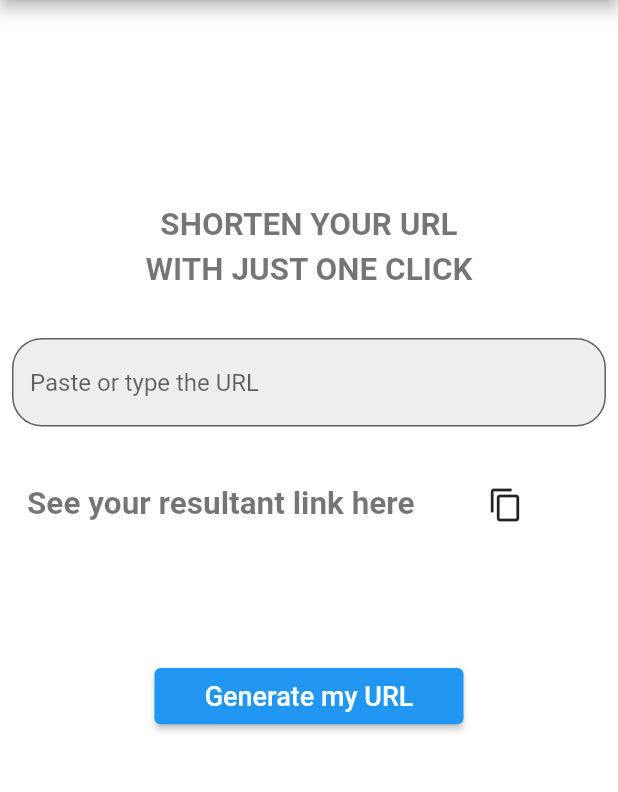
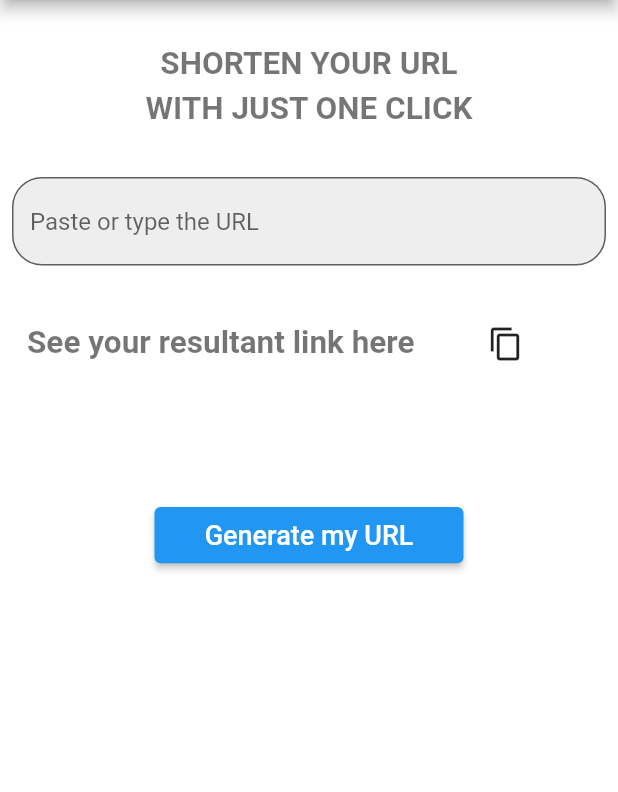
Before and after one commit to abhinavanRoy/flutter-url-shortner, a Flutter app: the screen it shows after launch, on a phone screen of 412 x 824 dp, the part 84-876 px from its top. Run offline on Flutter 3.47's test engine with Material 2 defaults, Android fonts, the phone set to English and light mode, and no system bars.

Commit message:
Updated UI

```diff
--- a/lib/Screens/HomePage.dart
+++ b/lib/Screens/HomePage.dart
@@ -39,7 +39,7 @@ class _HomePageState extends State<HomePage> {
         child: Column(
           children: <Widget>[
             SizedBox(
-              height: height/6,
+              height: 30.0,
             ),
             Text(
               "SHORTEN YOUR URL",
```
